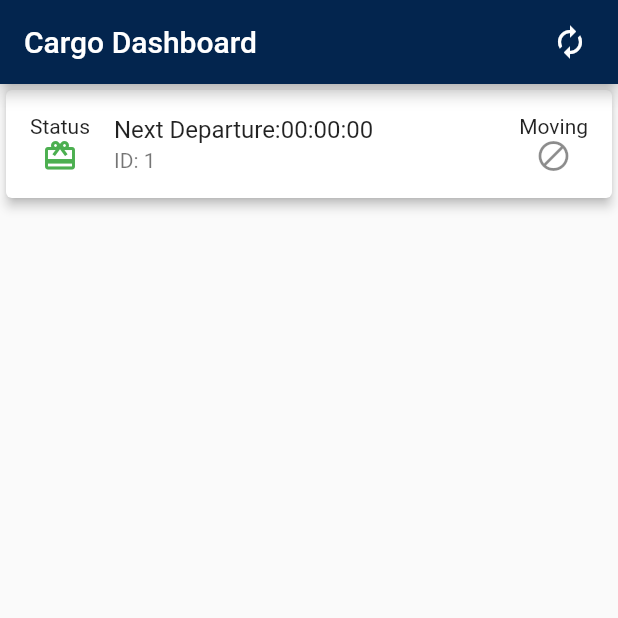
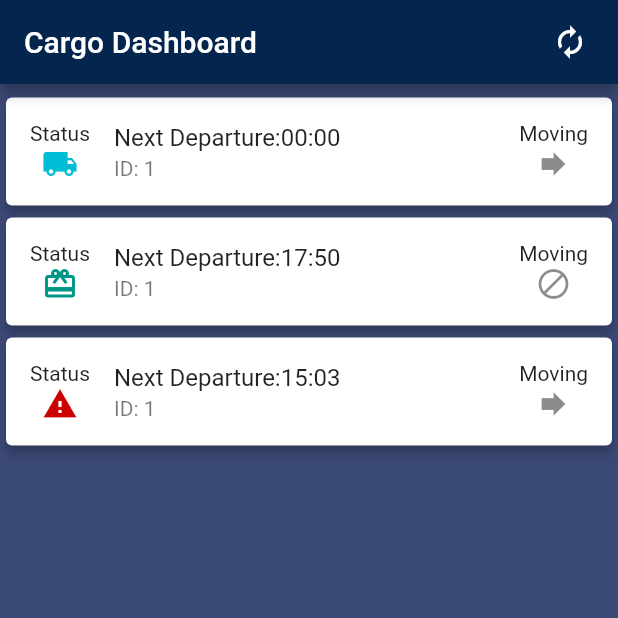
Before and after one commit to Ibtesam-Mahmood/Delta-Cargo, a Flutter app: the screen it shows after launch, on a phone screen of 412 x 824 dp, the top half of it. Run offline on Flutter 3.47's test engine with Material 2 defaults, Android fonts, the phone set to English and light mode, and no system bars.

Commit message:
listview finished

```diff
--- a/solution_dashboard/lib/main.dart
+++ b/solution_dashboard/lib/main.dart
@@ -12,9 +12,11 @@ class AppDashBoard extends StatelessWidget {
       title: "Solution",
       theme: ThemeData(
         primaryColor: Color(0xFF03254E),
+        textSelectionColor: Color(0xFF545677),
         accentColor: Color(0xFF545677)
       ),
       home: Scaffold(
+        backgroundColor: Color(0xFF3B4975),
         body: DashBoard(),
         appBar: AppBar(
           title: Text("Cargo Dashboard"),
@@ -35,12 +37,12 @@ class DashBoard extends StatefulWidget {
 }
 
 class _DashBoardState extends State<DashBoard> {
-  final List<Cargo> cargoList = [Cargo(1, 0, "00:00:00", "Delivered")];
+  final List<Cargo> cargoList = [Cargo(1, 1, "00:00:00", "Delivering"), Cargo(1, 0, "17:50:00", "Delivered"), Cargo(1, 1, "15:03:00", "Stolen")];
 
   Icon _getTrailingIcon(String status){
-    if(status=="Delivered") return Icon(Icons.card_giftcard, color: Colors.green,);
-    else if(status=="Delivering") return Icon(Icons.local_shipping, color: Colors.teal);
-    else return Icon(Icons.warning, color: Colors.red,);
+    if(status=="Delivered") return Icon(Icons.card_giftcard, color: Colors.teal,);
+    else if(status=="Delivering") return Icon(Icons.local_shipping, color: Colors.cyan);
+    else return Icon(Icons.warning, color: Color(0xFFCC0000),);
   }
 
         //   title: Text(cargoList[i].nextDep.toString()),
@@ -52,7 +54,7 @@ class _DashBoardState extends State<DashBoard> {
       elevation: 3,
       child: ListTile(
         leading: TitledWidget(text: "Status", widget: _getTrailingIcon(cargoList[i].status),),
-        title: Text("Next Departure:" + cargoList[i].nextDep.toString()),
+        title: Text("Next Departure:" + cargoList[i].nextDep.substring(0,5).toString()),
         subtitle: Text("ID: " + cargoList[i].id.toString()),
         trailing: TitledWidget(text: "Moving", widget: Icon(cargoList[i].getMoving()?Icons.forward:Icons.block)),
       ),
@@ -61,9 +63,12 @@ class _DashBoardState extends State<DashBoard> {
 
   @override
   Widget build(BuildContext context) {
-    return ListView.builder(
-      itemCount: cargoList.length,
-      itemBuilder: (context, i) => _listTimeBuilder(context, i),
+    return Container(
+      margin: EdgeInsets.only(top: 5),
+      child: ListView.builder(
+        itemCount: cargoList.length,
+        itemBuilder: (context, i) => _listTimeBuilder(context, i),
+      ),
     );
   }
 }
```
